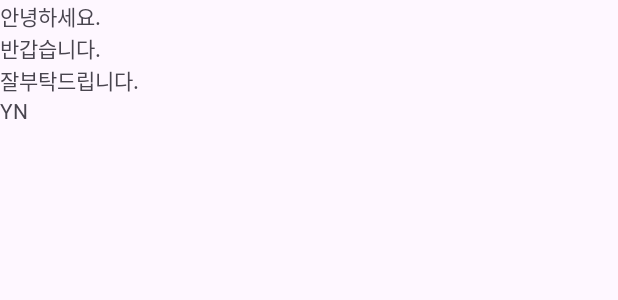
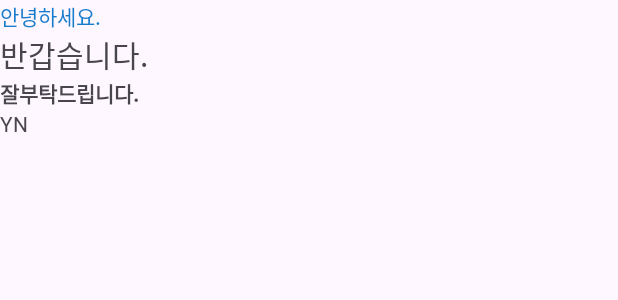
Before and after one commit to Gun7985/work-of-a-college-student, an Android app: the layout activity_main.xml on its own in the app's theme, with its tools: preview values and no code run, on a phone screen of 412 x 824 dp. Shown: the top 300 px of the screen. Run offline under Robolectric (Android 15) with nearby library versions, the phone set to English and light mode, and no system bars.

Commit message:
글씨의 색상, 크기, 굵기 변경

```diff
--- a/app/src/main/res/layout/activity_main.xml
+++ b/app/src/main/res/layout/activity_main.xml
@@ -10,14 +10,17 @@
     <TextView
         android:layout_width="wrap_content"
         android:layout_height="wrap_content"
+        android:textColor="#187CCC"
         android:text="안녕하세요."/>
     <TextView
         android:layout_width="wrap_content"
         android:layout_height="wrap_content"
+        android:textSize="20sp"
         android:text="반갑습니다."/>
     <TextView
         android:layout_width="wrap_content"
         android:layout_height="wrap_content"
+        android:textStyle="bold"
         android:text="잘부탁드립니다."/>
 
     <LinearLayout
```
